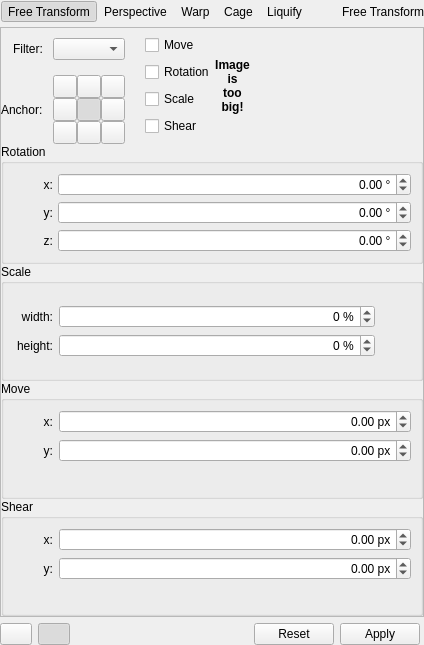
The window that krita/plugins/tools/tool_transform2/wdg_tool_transform.ui (KDE/krita) describes before a commit, drawn with Qt 5.
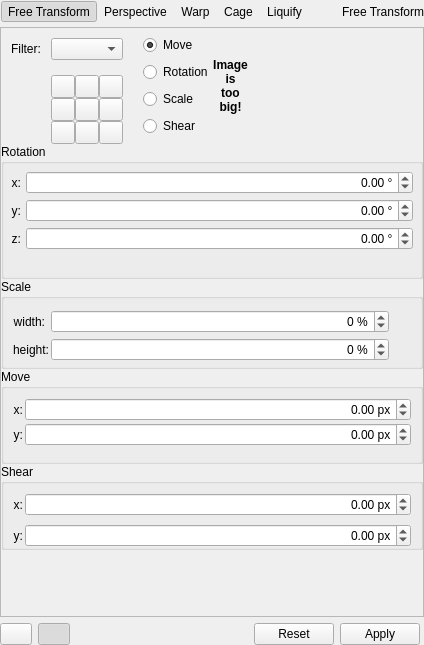
The same window after the commit. Custom widgets are drawn as their Qt base class.

Commit message: show/hide free transform tool settings

```diff
--- a/krita/plugins/tools/tool_transform2/wdg_tool_transform.ui
+++ b/krita/plugins/tools/tool_transform2/wdg_tool_transform.ui
@@ -279,6 +279,9 @@
            <property name="sizeConstraint">
             <enum>QLayout::SetFixedSize</enum>
            </property>
+           <property name="leftMargin">
+            <number>10</number>
+           </property>
            <property name="topMargin">
             <number>10</number>
            </property>
@@ -510,40 +513,39 @@
              </property>
             </widget>
            </item>
-           <item row="1" column="0">
-            <widget class="QLabel" name="label_3">
-             <property name="text">
-              <string>Anchor:</string>
-             </property>
-            </widget>
-           </item>
           </layout>
          </item>
          <item>
           <layout class="QVBoxLayout" name="verticalLayout_4">
            <item>
-            <widget class="QCheckBox" name="checkBox_3">
+            <widget class="QRadioButton" name="freeMoveRadioButton">
              <property name="text">
               <string>Move</string>
              </property>
+             <property name="checked">
+              <bool>true</bool>
+             </property>
+             <attribute name="buttonGroup">
+              <string notr="true">freeTransformRadioGroup</string>
+             </attribute>
             </widget>
            </item>
            <item>
-            <widget class="QCheckBox" name="checkBox">
+            <widget class="QRadioButton" name="freeRotationRadioButton">
              <property name="text">
               <string>Rotation</string>
              </property>
             </widget>
            </item>
            <item>
-            <widget class="QCheckBox" name="checkBox_4">
+            <widget class="QRadioButton" name="freeScaleRadioButton">
              <property name="text">
               <string>Scale</string>
              </property>
             </widget>
            </item>
            <item>
-            <widget class="QCheckBox" name="checkBox_2">
+            <widget class="QRadioButton" name="freeShearRadioButton">
              <property name="text">
               <string>Shear</string>
              </property>
@@ -603,15 +605,15 @@
           <bool>true</bool>
          </property>
          <property name="sizePolicy">
-          <sizepolicy hsizetype="Preferred" vsizetype="Minimum">
+          <sizepolicy hsizetype="Preferred" vsizetype="Fixed">
            <horstretch>0</horstretch>
-           <verstretch>0</verstretch>
+           <verstretch>5</verstretch>
           </sizepolicy>
          </property>
          <property name="minimumSize">
           <size>
            <width>0</width>
-           <height>115</height>
+           <height>135</height>
           </size>
          </property>
          <property name="title">
@@ -626,7 +628,22 @@
          <property name="checked">
           <bool>false</bool>
          </property>
-         <layout class="QVBoxLayout" name="verticalLayout_3">
+         <layout class="QVBoxLayout" name="verticalLayout_3" stretch="0">
+          <property name="spacing">
+           <number>2</number>
+          </property>
+          <property name="leftMargin">
+           <number>7</number>
+          </property>
+          <property name="topMargin">
+           <number>7</number>
+          </property>
+          <property name="rightMargin">
+           <number>7</number>
+          </property>
+          <property name="bottomMargin">
+           <number>0</number>
+          </property>
           <item>
            <layout class="QFormLayout" name="formLayout">
             <property name="fieldGrowthPolicy">
@@ -640,9 +657,15 @@
             </property>
             <item row="0" column="0">
              <widget class="QLabel" name="label_rotateX">
+              <property name="sizePolicy">
+               <sizepolicy hsizetype="MinimumExpanding" vsizetype="Preferred">
+                <horstretch>0</horstretch>
+                <verstretch>0</verstretch>
+               </sizepolicy>
+              </property>
               <property name="minimumSize">
                <size>
-                <width>40</width>
+                <width>0</width>
                 <height>0</height>
                </size>
               </property>
@@ -666,14 +689,14 @@
             <item row="2" column="0">
              <widget class="QLabel" name="label_rotateY">
               <property name="sizePolicy">
-               <sizepolicy hsizetype="Preferred" vsizetype="Preferred">
+               <sizepolicy hsizetype="MinimumExpanding" vsizetype="Preferred">
                 <horstretch>0</horstretch>
                 <verstretch>0</verstretch>
                </sizepolicy>
               </property>
               <property name="minimumSize">
                <size>
-                <width>40</width>
+                <width>0</width>
                 <height>0</height>
                </size>
               </property>
@@ -697,14 +720,14 @@
             <item row="3" column="0">
              <widget class="QLabel" name="label_rotateZ">
               <property name="sizePolicy">
-               <sizepolicy hsizetype="Preferred" vsizetype="Preferred">
+               <sizepolicy hsizetype="MinimumExpanding" vsizetype="Preferred">
                 <horstretch>0</horstretch>
                 <verstretch>0</verstretch>
                </sizepolicy>
               </property>
               <property name="minimumSize">
                <size>
-                <width>40</width>
+                <width>0</width>
                 <height>0</height>
                </size>
               </property>
@@ -814,7 +837,7 @@
        <item>
         <widget class="QGroupBox" name="scaleGroup">
          <property name="sizePolicy">
-          <sizepolicy hsizetype="Preferred" vsizetype="Minimum">
+          <sizepolicy hsizetype="Preferred" vsizetype="Fixed">
            <horstretch>0</horstretch>
            <verstretch>0</verstretch>
           </sizepolicy>
@@ -822,7 +845,7 @@
          <property name="minimumSize">
           <size>
            <width>0</width>
-           <height>100</height>
+           <height>90</height>
           </size>
          </property>
          <property name="title">
@@ -838,15 +861,33 @@
           <bool>false</bool>
          </property>
          <layout class="QVBoxLayout" name="verticalLayout_2">
+          <property name="spacing">
+           <number>2</number>
+          </property>
+          <property name="topMargin">
+           <number>7</number>
+          </property>
+          <property name="bottomMargin">
+           <number>0</number>
+          </property>
           <item>
            <layout class="QHBoxLayout" name="horizontalLayout_10">
             <item>
              <layout class="QFormLayout" name="formLayout_6">
+              <property name="verticalSpacing">
+               <number>5</number>
+              </property>
               <item row="0" column="0">
                <widget class="QLabel" name="label_width">
+                <property name="sizePolicy">
+                 <sizepolicy hsizetype="MinimumExpanding" vsizetype="Preferred">
+                  <horstretch>0</horstretch>
+                  <verstretch>0</verstretch>
+                 </sizepolicy>
+                </property>
                 <property name="minimumSize">
                  <size>
-                  <width>40</width>
+                  <width>0</width>
                   <height>0</height>
                  </size>
                 </property>
@@ -867,7 +908,7 @@
               <item row="0" column="1">
                <widget class="QDoubleSpinBox" name="scaleXBox">
                 <property name="sizePolicy">
-                 <sizepolicy hsizetype="Minimum" vsizetype="Fixed">
+                 <sizepolicy hsizetype="MinimumExpanding" vsizetype="Fixed">
                   <horstretch>0</horstretch>
                   <verstretch>0</verstretch>
                  </sizepolicy>
@@ -901,7 +942,7 @@
               <item row="1" column="1">
                <widget class="QDoubleSpinBox" name="scaleYBox">
                 <property name="sizePolicy">
-                 <sizepolicy hsizetype="Minimum" vsizetype="Fixed">
+                 <sizepolicy hsizetype="MinimumExpanding" vsizetype="Fixed">
                   <horstretch>0</horstretch>
                   <verstretch>0</verstretch>
                  </sizepolicy>
@@ -934,9 +975,15 @@
               </item>
               <item row="1" column="0">
                <widget class="QLabel" name="label_height">
+                <property name="sizePolicy">
+                 <sizepolicy hsizetype="MinimumExpanding" vsizetype="Preferred">
+                  <horstretch>0</horstretch>
+                  <verstretch>0</verstretch>
+                 </sizepolicy>
+                </property>
                 <property name="minimumSize">
                  <size>
-                  <width>40</width>
+                  <width>0</width>
                   <height>0</height>
                  </size>
                 </property>
@@ -966,8 +1013,8 @@
               </property>
               <property name="minimumSize">
                <size>
-                <width>30</width>
-                <height>30</height>
+                <width>20</width>
+                <height>25</height>
                </size>
               </property>
              </widget>
@@ -980,7 +1027,7 @@
        <item>
         <widget class="QGroupBox" name="moveGroup">
          <property name="sizePolicy">
-          <sizepolicy hsizetype="Preferred" vsizetype="Minimum">
+          <sizepolicy hsizetype="Preferred" vsizetype="Fixed">
            <horstretch>0</horstretch>
            <verstretch>0</verstretch>
           </sizepolicy>
@@ -988,7 +1035,7 @@
          <property name="minimumSize">
           <size>
            <width>0</width>
-           <height>100</height>
+           <height>95</height>
           </size>
          </property>
          <property name="title">
@@ -1004,6 +1051,12 @@
           <bool>false</bool>
          </property>
          <layout class="QVBoxLayout" name="verticalLayout_11">
+          <property name="spacing">
+           <number>2</number>
+          </property>
+          <property name="bottomMargin">
+           <number>0</number>
+          </property>
           <item>
            <layout class="QFormLayout" name="formLayout_3">
             <property name="fieldGrowthPolicy">
@@ -1011,9 +1064,15 @@
             </property>
             <item row="0" column="0">
              <widget class="QLabel" name="label_offsetX">
+              <property name="sizePolicy">
+               <sizepolicy hsizetype="MinimumExpanding" vsizetype="Preferred">
+                <horstretch>0</horstretch>
+                <verstretch>0</verstretch>
+               </sizepolicy>
+              </property>
               <property name="minimumSize">
                <size>
-                <width>40</width>
+                <width>0</width>
                 <height>0</height>
                </size>
               </property>
@@ -1104,9 +1163,15 @@
             </item>
             <item row="2" column="0">
              <widget class="QLabel" name="label_offsetY">
+              <property name="sizePolicy">
+               <sizepolicy hsizetype="MinimumExpanding" vsizetype="Preferred">
+                <horstretch>0</horstretch>
+                <verstretch>0</verstretch>
+               </sizepolicy>
+              </property>
               <property name="minimumSize">
                <size>
-                <width>40</width>
+                <width>0</width>
                 <height>0</height>
                </size>
               </property>
@@ -1156,16 +1221,31 @@
           <bool>false</bool>
          </property>
          <layout class="QVBoxLayout" name="verticalLayout_12">
+          <property name="spacing">
+           <number>2</number>
+          </property>
+          <property name="bottomMargin">
+           <number>0</number>
+          </property>
           <item>
            <layout class="QFormLayout" name="formLayout_4">
             <property name="fieldGrowthPolicy">
              <enum>QFormLayout::AllNonFixedFieldsGrow</enum>
             </property>
+            <property name="verticalSpacing">
+             <number>8</number>
+            </property>
             <item row="0" column="0">
              <widget class="QLabel" name="label_shearX">
+              <property name="sizePolicy">
+               <sizepolicy hsizetype="MinimumExpanding" vsizetype="Preferred">
+                <horstretch>0</horstretch>
+                <verstretch>0</verstretch>
+               </sizepolicy>
+              </property>
               <property name="minimumSize">
                <size>
-                <width>40</width>
+                <width>0</width>
                 <height>0</height>
                </size>
               </property>
@@ -1216,9 +1296,15 @@
             </item>
             <item row="1" column="0">
              <widget class="QLabel" name="label_shearY">
+              <property name="sizePolicy">
+               <sizepolicy hsizetype="MinimumExpanding" vsizetype="Preferred">
+                <horstretch>0</horstretch>
+                <verstretch>0</verstretch>
+               </sizepolicy>
+              </property>
               <property name="minimumSize">
                <size>
-                <width>40</width>
+                <width>0</width>
                 <height>0</height>
                </size>
               </property>
@@ -1272,6 +1358,19 @@
          </layout>
         </widget>
        </item>
+       <item>
+        <spacer name="verticalSpacer">
+         <property name="orientation">
+          <enum>Qt::Vertical</enum>
+         </property>
+         <property name="sizeHint" stdset="0">
+          <size>
+           <width>20</width>
+           <height>40</height>
+          </size>
+         </property>
+        </spacer>
+       </item>
       </layout>
      </widget>
      <widget class="QWidget" name="warpTransformWidget">
```
Left out of the diff: 174 changed lines with no effect on the pictures. The commit also changes 2 other files.
